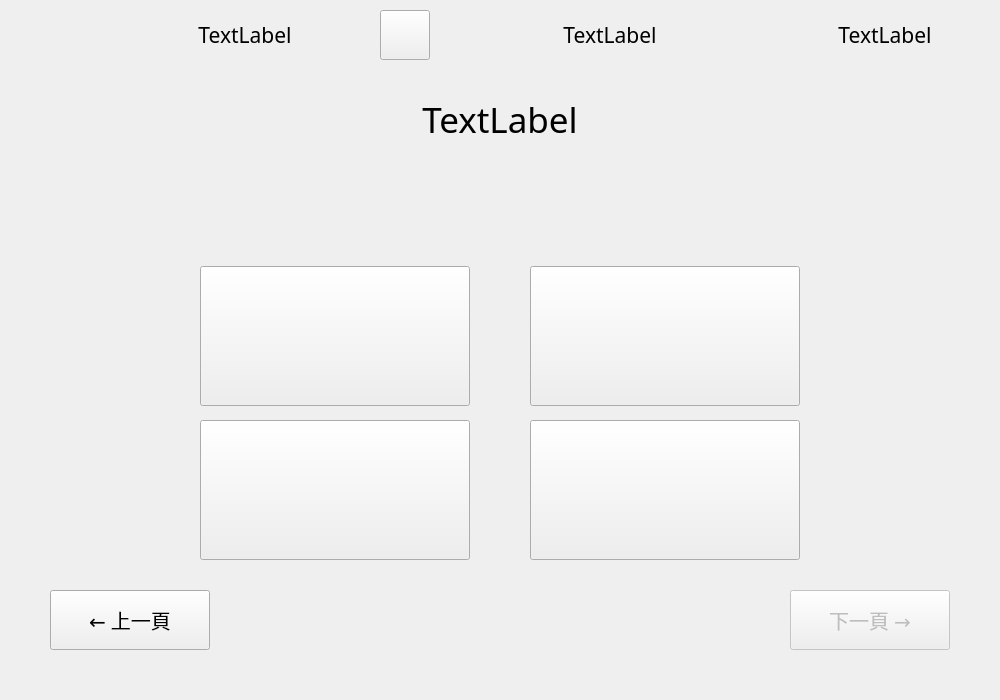
hwc20896/ChineseProj, file src/ui_files/MultipleChoiceForm.ui: the form before one commit.
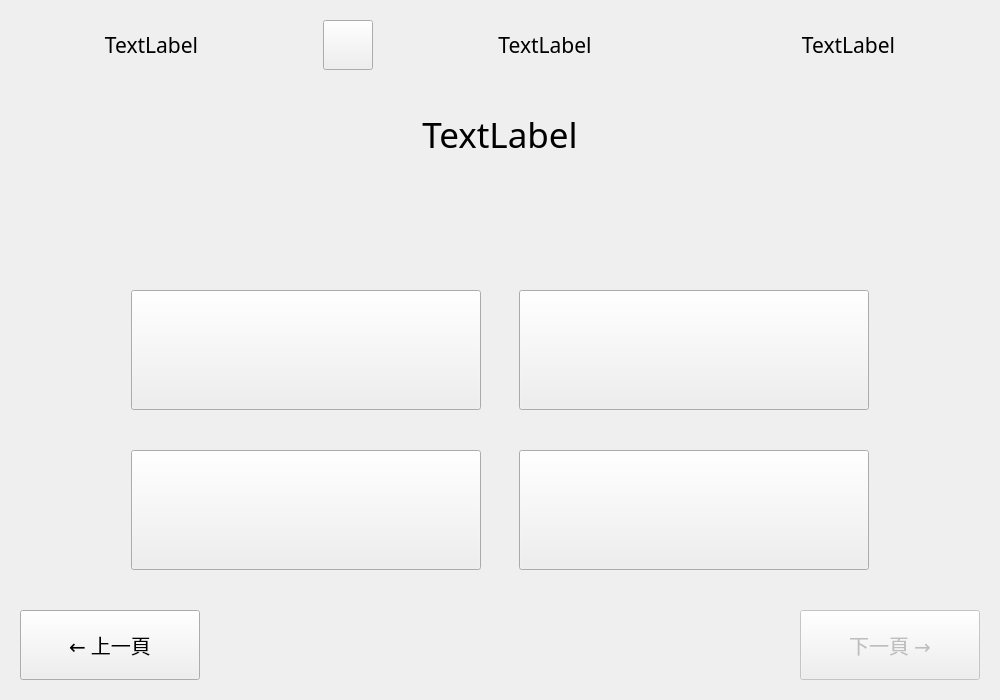
The form after the commit.

Diff of the .ui file:
```diff
--- a/src/ui_files/MultipleChoiceForm.ui
+++ b/src/ui_files/MultipleChoiceForm.ui
@@ -13,15 +13,113 @@
   <property name="windowTitle">
    <string>Form</string>
   </property>
+  <layout class="QVBoxLayout" name="verticalLayout">
+   <property name="spacing">
+    <number>40</number>
+   </property>
+   <property name="leftMargin">
+    <number>20</number>
+   </property>
+   <property name="topMargin">
+    <number>20</number>
+   </property>
+   <property name="rightMargin">
+    <number>20</number>
+   </property>
+   <property name="bottomMargin">
+    <number>20</number>
+   </property>
+   <item>
+    <layout class="QHBoxLayout" name="upperNavigator">
+     <item>
+      <widget class="QLabel" name="correctState">
+       <property name="maximumSize">
+        <size>
+         <width>16777215</width>
+         <height>50</height>
+        </size>
+       </property>
+       <property name="font">
+        <font>
+         <family>Microsoft JhengHei</family>
+         <pointsize>16</pointsize>
+        </font>
+       </property>
+       <property name="text">
+        <string>TextLabel</string>
+       </property>
+       <property name="alignment">
+        <set>Qt::AlignmentFlag::AlignCenter</set>
+       </property>
+      </widget>
+     </item>
+     <item>
+      <widget class="QPushButton" name="muteState">
+       <property name="maximumSize">
+        <size>
+         <width>50</width>
+         <height>50</height>
+        </size>
+       </property>
+       <property name="text">
+        <string/>
+       </property>
+       <property name="iconSize">
+        <size>
+         <width>40</width>
+         <height>40</height>
+        </size>
+       </property>
+      </widget>
+     </item>
+     <item>
+      <widget class="QLabel" name="timerDisplay">
+       <property name="maximumSize">
+        <size>
+         <width>16777215</width>
+         <height>50</height>
+        </size>
+       </property>
+       <property name="font">
+        <font>
+         <family>Microsoft JhengHei</family>
+         <pointsize>16</pointsize>
+        </font>
+       </property>
+       <property name="text">
+        <string>TextLabel</string>
+       </property>
+       <property name="alignment">
+        <set>Qt::AlignmentFlag::AlignCenter</set>
+       </property>
+      </widget>
+     </item>
+     <item>
+      <widget class="QLabel" name="progress">
+       <property name="maximumSize">
+        <size>
+         <width>16777215</width>
+         <height>50</height>
+        </size>
+       </property>
+       <property name="font">
+        <font>
+         <family>Microsoft JhengHei</family>
+         <pointsize>16</pointsize>
+        </font>
+       </property>
+       <property name="text">
+        <string>TextLabel</string>
+       </property>
+       <property name="alignment">
+        <set>Qt::AlignmentFlag::AlignCenter</set>
+       </property>
+      </widget>
+     </item>
+    </layout>
+   </item>
+   <item>
   <widget class="QLabel" name="questionTitle">
-   <property name="geometry">
-    <rect>
-     <x>100</x>
-     <y>95</y>
-     <width>800</width>
-     <height>150</height>
-    </rect>
-   </property>
    <property name="font">
     <font>
      <family>Microsoft JhengHei</family>
@@ -35,40 +133,35 @@
     <set>Qt::AlignmentFlag::AlignHCenter|Qt::AlignmentFlag::AlignTop</set>
    </property>
   </widget>
-  <widget class="QPushButton" name="optionA">
-   <property name="enabled">
-    <bool>true</bool>
-   </property>
-   <property name="geometry">
-    <rect>
-     <x>200</x>
-     <y>266</y>
-     <width>270</width>
-     <height>140</height>
-    </rect>
-   </property>
-   <property name="font">
-    <font>
-     <family>Microsoft JhengHei</family>
-     <pointsize>15</pointsize>
-    </font>
-   </property>
-   <property name="text">
-    <string/>
-   </property>
-  </widget>
+   </item>
+   <item>
+    <layout class="QGridLayout" name="optionLayout">
+     <property name="leftMargin">
+      <number>80</number>
+     </property>
+     <property name="rightMargin">
+      <number>80</number>
+     </property>
+     <property name="horizontalSpacing">
+      <number>7</number>
+     </property>
+     <item row="0" column="1">
   <widget class="QPushButton" name="optionB">
    <property name="enabled">
     <bool>true</bool>
    </property>
-   <property name="geometry">
-    <rect>
-     <x>530</x>
-     <y>266</y>
-     <width>270</width>
-     <height>140</height>
-    </rect>
-   </property>
+       <property name="minimumSize">
+        <size>
+         <width>0</width>
+         <height>120</height>
+        </size>
+       </property>
+       <property name="maximumSize">
+        <size>
+         <width>350</width>
+         <height>16777215</height>
+        </size>
+       </property>
    <property name="font">
     <font>
      <family>Microsoft JhengHei</family>
@@ -79,17 +172,51 @@
     <string/>
    </property>
   </widget>
+     </item>
+     <item row="0" column="0">
+      <widget class="QPushButton" name="optionA">
+       <property name="enabled">
+        <bool>true</bool>
+       </property>
+       <property name="minimumSize">
+        <size>
+         <width>0</width>
+         <height>120</height>
+        </size>
+       </property>
+       <property name="maximumSize">
+        <size>
+         <width>350</width>
+         <height>16777215</height>
+        </size>
+       </property>
+       <property name="font">
+        <font>
+         <family>Microsoft JhengHei</family>
+         <pointsize>15</pointsize>
+        </font>
+       </property>
+       <property name="text">
+        <string/>
+       </property>
+      </widget>
+     </item>
+     <item row="1" column="0">
   <widget class="QPushButton" name="optionC">
    <property name="enabled">
     <bool>true</bool>
    </property>
-   <property name="geometry">
-    <rect>
-     <x>200</x>
-     <y>420</y>
-     <width>270</width>
-     <height>140</height>
-    </rect>
+       <property name="minimumSize">
+        <size>
+         <width>0</width>
+         <height>120</height>
+        </size>
+       </property>
+       <property name="maximumSize">
+        <size>
+         <width>400</width>
+         <height>16777215</height>
+        </size>
    </property>
    <property name="font">
     <font>
@@ -101,17 +228,23 @@
     <string/>
    </property>
   </widget>
+     </item>
+     <item row="1" column="1">
   <widget class="QPushButton" name="optionD">
    <property name="enabled">
     <bool>true</bool>
    </property>
-   <property name="geometry">
-    <rect>
-     <x>530</x>
-     <y>420</y>
-     <width>270</width>
-     <height>140</height>
-    </rect>
+       <property name="minimumSize">
+        <size>
+         <width>0</width>
+         <height>120</height>
+        </size>
+       </property>
+       <property name="maximumSize">
+        <size>
+         <width>350</width>
+         <height>16777215</height>
+        </size>
    </property>
    <property name="font">
     <font>
@@ -123,14 +256,27 @@
     <string/>
    </property>
   </widget>
+     </item>
+    </layout>
+   </item>
+   <item>
+    <layout class="QHBoxLayout" name="bottomNavigator">
+     <property name="spacing">
+      <number>600</number>
+     </property>
+     <item>
   <widget class="QPushButton" name="prevButton">
-   <property name="geometry">
-    <rect>
-     <x>50</x>
-     <y>590</y>
-     <width>160</width>
-     <height>60</height>
-    </rect>
+       <property name="minimumSize">
+        <size>
+         <width>120</width>
+         <height>70</height>
+        </size>
+       </property>
+       <property name="maximumSize">
+        <size>
+         <width>180</width>
+         <height>16777215</height>
+        </size>
    </property>
    <property name="font">
     <font>
@@ -142,17 +288,23 @@
     <string>← 上一頁</string>
    </property>
   </widget>
+     </item>
+     <item>
   <widget class="QPushButton" name="nextQuestion">
    <property name="enabled">
     <bool>false</bool>
    </property>
-   <property name="geometry">
-    <rect>
-     <x>790</x>
-     <y>590</y>
-     <width>160</width>
-     <height>60</height>
-    </rect>
+       <property name="minimumSize">
+        <size>
+         <width>120</width>
+         <height>70</height>
+        </size>
+       </property>
+       <property name="maximumSize">
+        <size>
+         <width>180</width>
+         <height>70</height>
+        </size>
    </property>
    <property name="font">
     <font>
@@ -164,91 +316,10 @@
     <string>下一頁 →</string>
    </property>
   </widget>
-  <widget class="QLabel" name="correctState">
-   <property name="geometry">
-    <rect>
-     <x>150</x>
-     <y>10</y>
-     <width>190</width>
-     <height>50</height>
-    </rect>
-   </property>
-   <property name="font">
-    <font>
-     <family>Microsoft JhengHei</family>
-     <pointsize>16</pointsize>
-    </font>
-   </property>
-   <property name="text">
-    <string>TextLabel</string>
-   </property>
-   <property name="alignment">
-    <set>Qt::AlignmentFlag::AlignCenter</set>
-   </property>
-  </widget>
-  <widget class="QLabel" name="progress">
-   <property name="geometry">
-    <rect>
-     <x>790</x>
-     <y>10</y>
-     <width>190</width>
-     <height>50</height>
-    </rect>
-   </property>
-   <property name="font">
-    <font>
-     <family>Microsoft JhengHei</family>
-     <pointsize>16</pointsize>
-    </font>
-   </property>
-   <property name="text">
-    <string>TextLabel</string>
-   </property>
-   <property name="alignment">
-    <set>Qt::AlignmentFlag::AlignCenter</set>
-   </property>
-  </widget>
-  <widget class="QLabel" name="timerDisplay">
-   <property name="geometry">
-    <rect>
-     <x>500</x>
-     <y>10</y>
-     <width>220</width>
-     <height>50</height>
-    </rect>
-   </property>
-   <property name="font">
-    <font>
-     <family>Microsoft JhengHei</family>
-     <pointsize>16</pointsize>
-    </font>
-   </property>
-   <property name="text">
-    <string>TextLabel</string>
-   </property>
-   <property name="alignment">
-    <set>Qt::AlignmentFlag::AlignCenter</set>
-   </property>
-  </widget>
-  <widget class="QPushButton" name="muteState">
-   <property name="geometry">
-    <rect>
-     <x>380</x>
-     <y>10</y>
-     <width>50</width>
-     <height>50</height>
-    </rect>
-   </property>
-   <property name="text">
-    <string/>
-   </property>
-   <property name="iconSize">
-    <size>
-     <width>40</width>
-     <height>40</height>
-    </size>
-   </property>
-  </widget>
+     </item>
+    </layout>
+   </item>
+  </layout>
  </widget>
  <resources/>
  <connections/>
```
Lines whose indentation alone changed are shown as unchanged.
